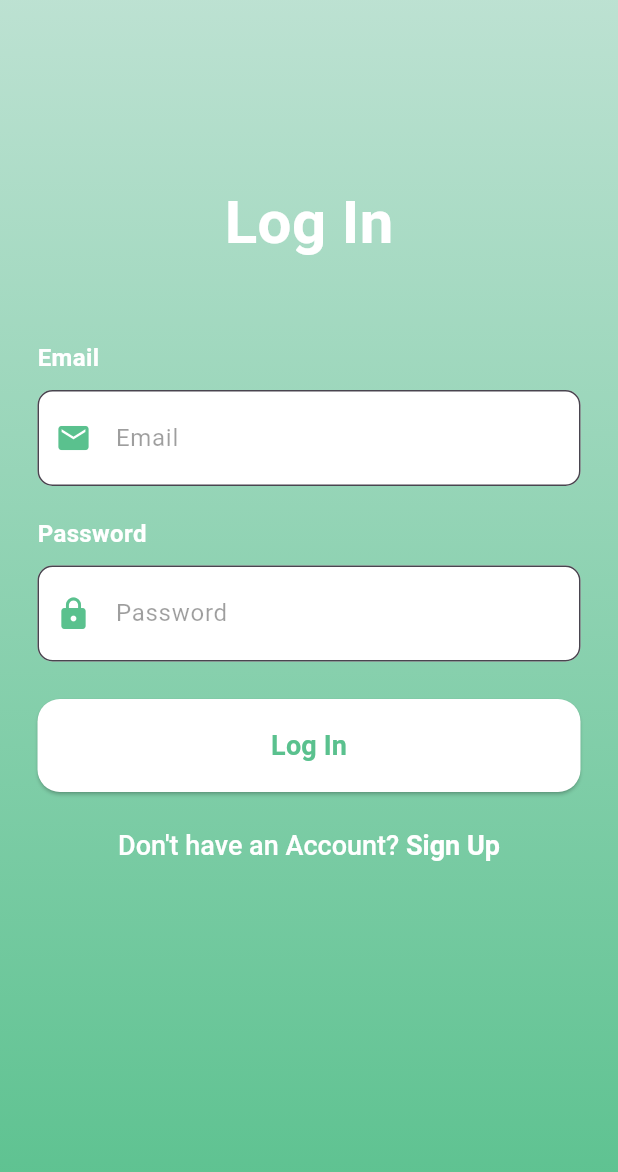
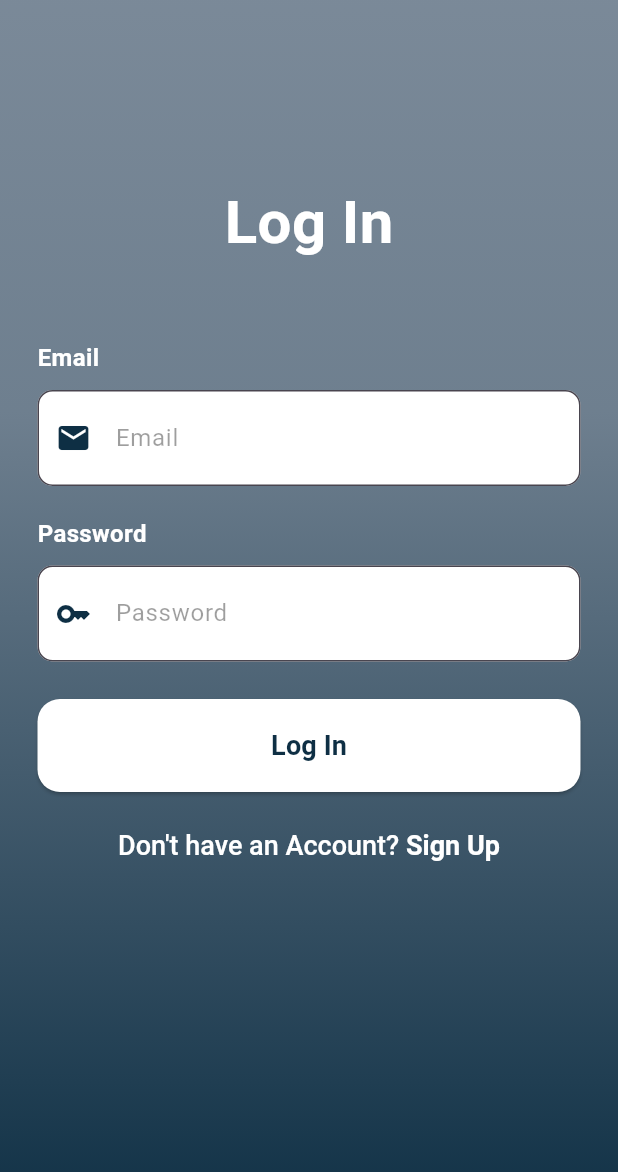
Before and after one commit to AfzalVirk/reco-genie-app, a Flutter app: the screen it shows after launch, on a phone screen of 412 x 824 dp. Shown: the top 1172 px of the screen. Run offline on Flutter 3.47's test engine with Material 3 defaults, Android fonts, the light colour scheme and no system bars; our stand-ins replace firebase_auth, firebase_core; accounts and stored records are empty.

Commit message:
Complete Assignment

```diff
--- a/lib/screens/login_screen.dart
+++ b/lib/screens/login_screen.dart
@@ -33,10 +33,10 @@ class _LoginScreenState extends State<LoginScreen> {
                     begin: Alignment.topCenter,
                     end: Alignment.bottomCenter,
                     colors: [
-                      Color(0x665AC18E),
-                      Color(0x995AC18E),
-                      Color(0xCC5AC18E),
-                      Color(0xFF5AC18E),
+                      Color(0x8C0e2f44),
+                      Color(0x990e2f44),
+                      Color(0xCC0e2f44),
+                      Color(0xFF0e2f44),
                     ],
                   ),
                 ),
@@ -85,7 +85,7 @@ class _LoginScreenState extends State<LoginScreen> {
                             hintText: 'Email',
                             hintStyle: TextStyle(color: Colors.black38),
                             prefixIcon: const Icon(Icons.email,
-                                color: Color(0XFF5AC18E)),
+                                color: Color(0XFF0e2f44)),
                             filled: true,
                             fillColor: Colors.white,
                             contentPadding: EdgeInsets.only(top: 40),
@@ -116,8 +116,8 @@ class _LoginScreenState extends State<LoginScreen> {
                           decoration: InputDecoration(
                             hintText: 'Password',
                             hintStyle: TextStyle(color: Colors.black38),
-                            prefixIcon: const Icon(Icons.lock,
-                                color: Color(0XFF5AC18E)),
+                            prefixIcon:
+                                const Icon(Icons.key, color: Color(0XFF0e2f44)),
                             filled: true,
                             fillColor: Colors.white,
                             contentPadding: EdgeInsets.only(top: 40),
@@ -166,7 +166,7 @@ class _LoginScreenState extends State<LoginScreen> {
                             child: const Text(
                               'Log In',
                               style: TextStyle(
-                                color: Color(0xFF5AC18E),
+                                color: Color(0xFF0e2f44),
                                 fontSize: 18,
                                 fontWeight: FontWeight.bold,
                               ),
```
Also changed, not shown: lib/screens/menu_screen.dart (+28 -31 lines), lib/screens/signup_screen.dart (+7 -7 lines).
